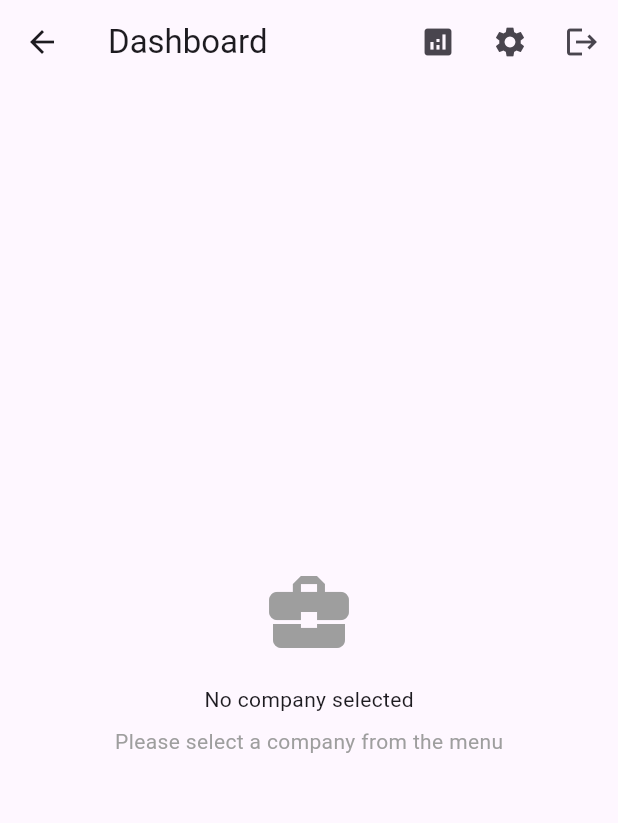
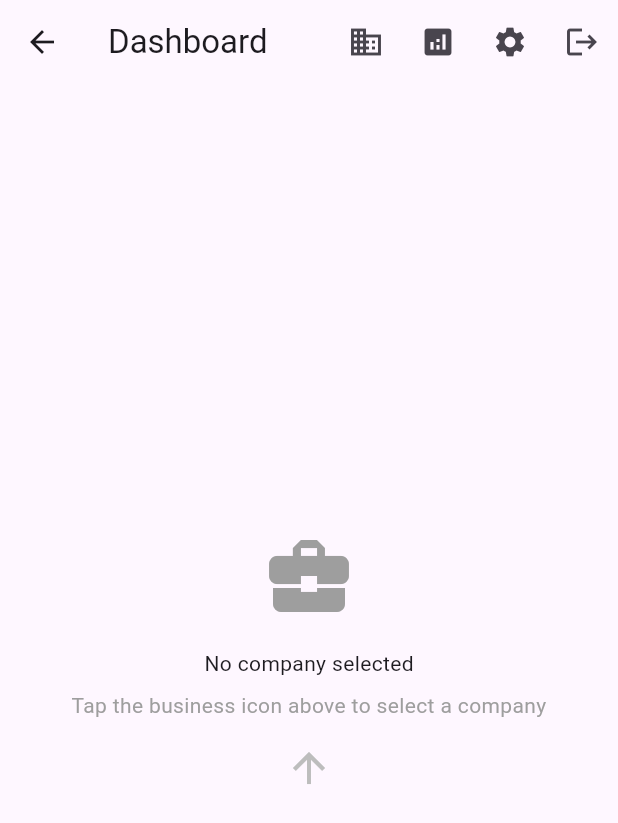
Before and after one commit to dk766/adf_app, a Flutter app: the DashboardScreen screen opened by its route, on a phone screen of 412 x 824 dp. Shown: the top 823 px of the screen. Run offline on Flutter 3.47's test engine with Material 3 defaults, Android fonts, the phone set to English and light mode, and no system bars; our stand-ins replace dio, fl_chart, flutter_secure_storage, image_picker, shared_preferences; accounts and stored records are empty.

Commit message:
made it work

```diff
--- a/lib/config/app_config.dart
+++ b/lib/config/app_config.dart
@@ -1,6 +1,6 @@
 class AppConfig {
   static const String appName = 'ADF App';
-  static const String defaultBaseUrl = 'http://localhost:8000';
+  static const String defaultBaseUrl = 'http://10.0.2.2:8000';
 
   // Storage keys
   static const String keyBaseUrl = 'base_url';
@@ -26,7 +26,7 @@ class AppConfig {
   static const String documentMetadataEndpoint = '/api/documents/metadata/';
 
   // Company endpoints
-  static const String companiesEndpoint = '/data/company_roles_backend/';
+  static const String companiesEndpoint = '/api/base/companies';
   static const String companyLicensesEndpoint = '/data/company_licenses_backend/';
 
   // Invoice endpoints
--- a/lib/models/company.dart
+++ b/lib/models/company.dart
@@ -2,15 +2,37 @@ class Company {
   final int id;
   final String name;
   final String cif;
-  final String? license;
-  final String? roles;
+  final String? cui;
+  final String? regcom;
+  final String? officeAddress;
+  final String? role;
+  final bool isAdmin;
+  final bool isAccountant;
+  final bool hasReadPermissions;
+  final bool hasAnafToken;
+  final String? licensePackage;
+  final String? licenseExpiresAt;
+  final String? createdAt;
+
+  // Legacy field for backward compatibility
+  String? get license => licensePackage;
+  String? get roles => role;
 
   Company({
     required this.id,
     required this.name,
     required this.cif,
-    this.license,
-    this.roles,
+    this.cui,
+    this.regcom,
+    this.officeAddress,
+    this.role,
+    required this.isAdmin,
+    required this.isAccountant,
+    required this.hasReadPermissions,
+    required this.hasAnafToken,
+    this.licensePackage,
+    this.licenseExpiresAt,
+    this.createdAt,
   });
 
   factory Company.fromJson(Map<String, dynamic> json) {
@@ -18,8 +40,17 @@ class Company {
       id: json['id'] as int,
       name: json['name'] as String,
       cif: json['cif'] as String,
-      license: json['license'] as String?,
-      roles: json['roles'] as String?,
+      cui: json['cui'] as String?,
+      regcom: json['regcom'] as String?,
+      officeAddress: json['office_address'] as String?,
+      role: json['role'] as String?,
+      isAdmin: json['is_admin'] as bool? ?? false,
+      isAccountant: json['is_accountant'] as bool? ?? false,
+      hasReadPermissions: json['has_read_permissions'] as bool? ?? false,
+      hasAnafToken: json['has_anaf_token'] as bool? ?? false,
+      licensePackage: json['license_package'] as String?,
+      licenseExpiresAt: json['license_expires_at'] as String?,
+      createdAt: json['created_at'] as String?,
     );
   }
 
@@ -28,8 +59,23 @@ class Company {
       'id': id,
       'name': name,
       'cif': cif,
-      'license': license,
-      'roles': roles,
+      'cui': cui,
+      'regcom': regcom,
+      'office_address': officeAddress,
+      'role': role,
+      'is_admin': isAdmin,
+      'is_accountant': isAccountant,
+      'has_read_permissions': hasReadPermissions,
+      'has_anaf_token': hasAnafToken,
+      'license_package': licensePackage,
+      'license_expires_at': licenseExpiresAt,
+      'created_at': createdAt,
     };
   }
+
+  // Helper getters for permissions (now just direct access since they're already bool)
+  bool get isUserAdmin => isAdmin;
+  bool get isUserAccountant => isAccountant;
+  bool get hasReadAccess => hasReadPermissions;
+  bool get hasAnafIntegration => hasAnafToken;
 }
--- a/lib/screens/analytics_screen.dart
+++ b/lib/screens/analytics_screen.dart
@@ -93,7 +93,7 @@ class _AnalyticsScreenState extends State<AnalyticsScreen> {
                     crossAxisCount: 2,
                     mainAxisSpacing: 12,
                     crossAxisSpacing: 12,
-                    childAspectRatio: 1.3,
+                    childAspectRatio: 1.1,
                     children: [
                       StatCard(
                         title: 'Total Revenue',
@@ -188,7 +188,7 @@ class _AnalyticsScreenState extends State<AnalyticsScreen> {
                     crossAxisCount: 2,
                     mainAxisSpacing: 12,
                     crossAxisSpacing: 12,
-                    childAspectRatio: 1.3,
+                    childAspectRatio: 1.1,
                     children: [
                       StatCard(
                         title: 'Total Invoices',
--- a/lib/screens/dashboard_screen.dart
+++ b/lib/screens/dashboard_screen.dart
@@ -44,10 +44,6 @@ class _DashboardScreenState extends State<DashboardScreen> {
           // Company Selector
           Consumer<CompanyProvider>(
             builder: (context, companyProvider, child) {
-              if (companyProvider.companies.isEmpty) {
-                return const SizedBox.shrink();
-              }
-
               return PopupMenuButton<Company>(
                 icon: const Icon(Icons.business),
                 tooltip: 'Select Company',
@@ -56,6 +52,37 @@ class _DashboardScreenState extends State<DashboardScreen> {
                   await _loadDashboardData();
                 },
                 itemBuilder: (BuildContext context) {
+                  if (companyProvider.companies.isEmpty) {
+                    return [
+                      PopupMenuItem<Company>(
+                        enabled: false,
+                        child: Column(
+                          crossAxisAlignment: CrossAxisAlignment.start,
+                          children: [
+                            const Text(
+                              'No companies available',
+                              style: TextStyle(fontWeight: FontWeight.bold),
+                            ),
+                            const SizedBox(height: 4),
+                            const Text(
+                              'Please check your connection',
+                              style: TextStyle(fontSize: 12, color: Colors.grey),
+                            ),
+                            const SizedBox(height: 8),
+                            TextButton.icon(
+                              icon: const Icon(Icons.refresh, size: 16),
+                              label: const Text('Retry'),
+                              onPressed: () {
+                                Navigator.pop(context);
+                                companyProvider.loadCompanies();
+                              },
+                            ),
+                          ],
+                        ),
+                      ),
+                    ];
+                  }
+
                   return companyProvider.companies.map((Company company) {
                     return PopupMenuItem<Company>(
                       value: company,
@@ -117,18 +144,62 @@ class _DashboardScreenState extends State<DashboardScreen> {
       ),
       body: Consumer2<CompanyProvider, DashboardProvider>(
         builder: (context, companyProvider, dashboardProvider, child) {
-          if (companyProvider.selectedCompany == null) {
-            return const Center(
+          // Show company loading error
+          if (companyProvider.error != null) {
+            return Center(
               child: Column(
                 mainAxisAlignment: MainAxisAlignment.center,
                 children: [
-                  Icon(Icons.business_center, size: 64, color: Colors.grey),
-                  SizedBox(height: 16),
-                  Text('No company selected'),
-                  SizedBox(height: 8),
+                  const Icon(Icons.error_outline, size: 64, color: Colors.red),
+                  const SizedBox(height: 16),
                   Text(
-                    'Please select a company from the menu',
+                    'Failed to load companies',
+                    style: Theme.of(context).textTheme.titleLarge,
+                  ),
+                  const SizedBox(height: 8),
+                  Padding(
+                    padding: const EdgeInsets.symmetric(horizontal: 32),
+                    child: Text(
+                      companyProvider.error!,
+                      textAlign: TextAlign.center,
+                      style: const TextStyle(color: Colors.grey),
+                    ),
+                  ),
+                  const SizedBox(height: 16),
+                  ElevatedButton.icon(
+                    onPressed: () async {
+                      await companyProvider.loadCompanies();
+                      if (companyProvider.selectedCompany != null) {
+                        await _loadDashboardData();
+                      }
+                    },
+                    icon: const Icon(Icons.refresh),
+                    label: const Text('Retry'),
+                  ),
+                ],
+              ),
+            );
+          }
+
+          if (companyProvider.selectedCompany == null) {
+            return Center(
+              child: Column(
+                mainAxisAlignment: MainAxisAlignment.center,
+                children: [
+                  const Icon(Icons.business_center, size: 64, color: Colors.grey),
+                  const SizedBox(height: 16),
+                  const Text('No company selected'),
+                  const SizedBox(height: 8),
+                  const Text(
+                    'Tap the business icon above to select a company',
                     style: TextStyle(color: Colors.grey),
+                    textAlign: TextAlign.center,
+                  ),
+                  const SizedBox(height: 16),
+                  Icon(
+                    Icons.arrow_upward,
+                    size: 32,
+                    color: Colors.grey[400],
                   ),
                 ],
               ),
@@ -265,7 +336,7 @@ class _DashboardScreenState extends State<DashboardScreen> {
                       physics: const NeverScrollableScrollPhysics(),
                       mainAxisSpacing: 16,
                       crossAxisSpacing: 16,
-                      childAspectRatio: 1.3,
+                      childAspectRatio: 1.1,
                       children: [
                         StatCard(
                           title: 'Monthly Total',
--- a/pubspec.yaml
+++ b/pubspec.yaml
@@ -56,10 +56,10 @@ dependencies:
   equatable: ^2.0.5
 
   # File picker for document upload
-  file_picker: ^6.1.1
+  file_picker: ^8.1.4
 
   # Image picker for logo
-  image_picker: ^1.0.7
+  image_picker: ^1.1.2
 
   # Path provider for file paths
   path_provider: ^2.1.2
```
Also changed, not shown: lib/services/api_service.dart (+22 -1 lines), pubspec.lock, 7 other files.
